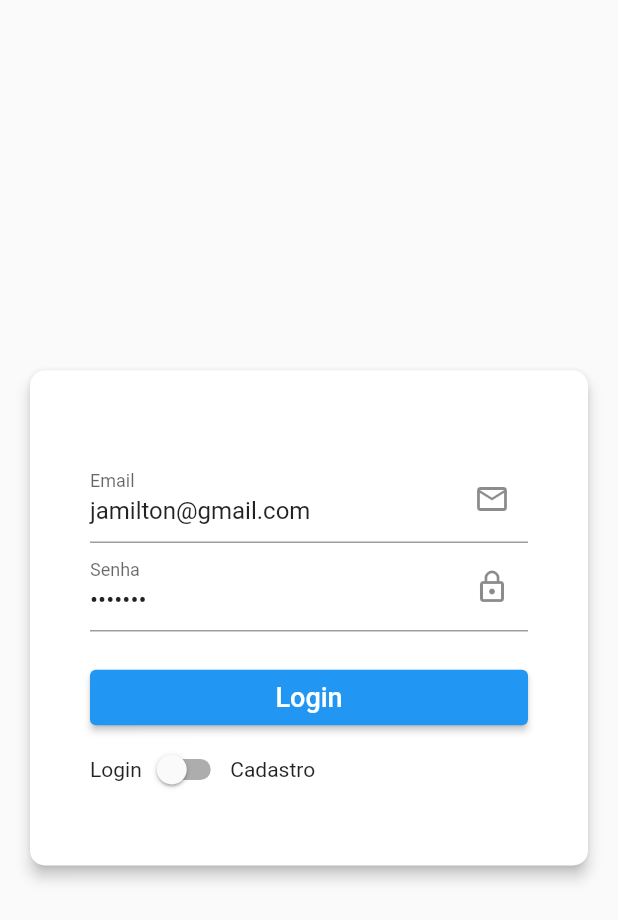
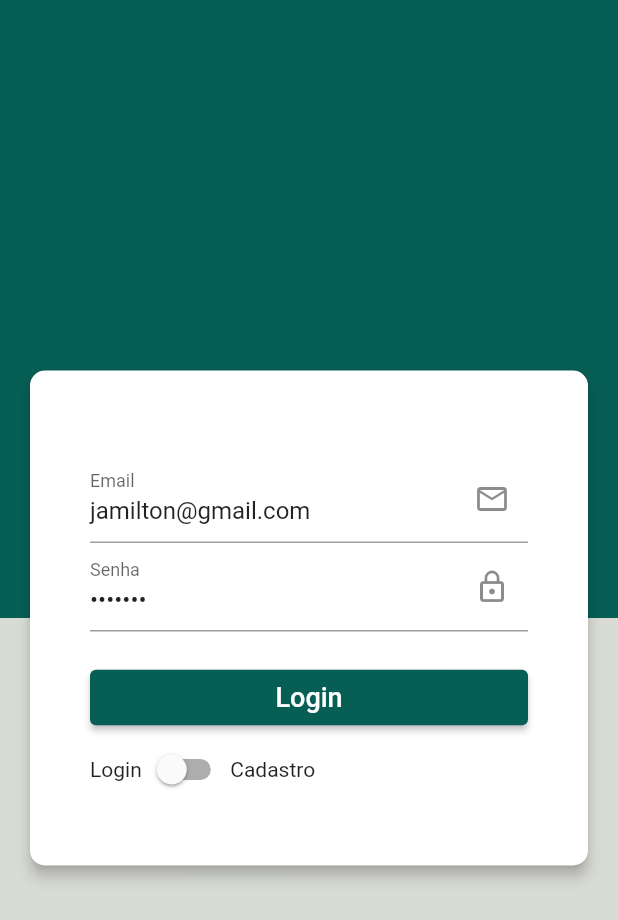
Before and after one commit to RemottelyResearch/whastappweb, a Flutter app: the screen it shows after launch, on a phone screen of 412 x 824 dp. Shown: the top 920 px of the screen. Run offline on Flutter 3.47's test engine with Material 2 defaults, Android fonts, the light colour scheme and no system bars; our stand-ins replace cached_network_image, cloud_firestore, file_picker, firebase_auth, firebase_core, firebase_storage and 1 more; accounts and stored records are empty.

Commit message:
adding layers and refactoring code to use english only

```diff
--- a/lib/core/paleta_cores.dart
+++ b/lib/core/app_colors.dart
@@ -1,6 +1,6 @@
 import 'package:flutter/material.dart';
 
-class PaletaCores {
+class AppColors {
   static const Color corPrimaria = Color(0xff075E54);
   static const Color corDestaque = Color(0xff25D366);
   static const Color corFundo = Color(0xffD9DBD5);
@@ -9,6 +9,6 @@ class PaletaCores {
 }
 
 final ThemeData temaPadrao = ThemeData(
-    primaryColor: PaletaCores.corPrimaria,
+    primaryColor: AppColors.corPrimaria,
     colorScheme:
-        ColorScheme.fromSwatch().copyWith(secondary: PaletaCores.corDestaque));
+        ColorScheme.fromSwatch().copyWith(secondary: AppColors.corDestaque));
--- a/lib/core/usuario.dart
+++ b/lib/core/infra/mappers/user_model.dart
@@ -1,10 +1,10 @@
-class Usuario {
+class UserModel {
   String idUsuario;
   String nome;
   String email;
   String urlImagem;
 
-  Usuario(
+  UserModel(
     this.idUsuario,
     this.nome,
     this.email, {
--- a/lib/main.dart
+++ b/lib/main.dart
@@ -1,16 +1,9 @@
 import 'package:firebase_core/firebase_core.dart';
 import 'package:flutter/material.dart';
 import 'package:flutter_modular/flutter_modular.dart';
-import 'package:whatsappweb/core/paleta_cores.dart';
 import 'package:whatsappweb/modules/app_module.dart';
 
 import 'modules/app_widget.dart';
-
-final ThemeData temaPadrao = ThemeData(
-    // TODO: COLOCAR EM OUTRO ARQUIVO
-    primaryColor: PaletaCores.corPrimaria,
-    colorScheme:
-        ColorScheme.fromSwatch().copyWith(secondary: PaletaCores.corDestaque));
 
 void main() async {
   WidgetsFlutterBinding.ensureInitialized();
--- a/lib/modules/app_widget.dart
+++ b/lib/modules/app_widget.dart
@@ -1,7 +1,7 @@
 import 'package:firebase_auth/firebase_auth.dart';
 import 'package:flutter/material.dart';
 import 'package:flutter_modular/flutter_modular.dart';
-import 'package:whatsappweb/core/paleta_cores.dart';
+import 'package:whatsappweb/core/app_colors.dart';
 
 class AppWidget extends StatelessWidget with WidgetsBindingObserver {
   const AppWidget({Key? key}) : super(key: key);
--- a/lib/modules/chat/mensagem.dart
+++ b/lib/modules/chat/infra/mappers/chat_message_model.dart
@@ -1,9 +1,9 @@
-class Mensagem {
+class ChatMessageModel {
   String idUsuario;
   String texto;
   String data;
 
-  Mensagem(
+  ChatMessageModel(
     this.idUsuario,
     this.texto,
     this.data,
--- a/lib/modules/chat/conversa.dart
+++ b/lib/modules/chat/infra/mappers/chat_model.dart
@@ -1,4 +1,4 @@
-class Conversa {
+class ChatModel {
   String idRemetente;
   String idDestinatario;
   String ultimaMensagem;
@@ -6,7 +6,7 @@ class Conversa {
   String emailDestinatario;
   String urlImagemDestinatario;
 
-  Conversa(
+  ChatModel(
     this.idRemetente,
     this.idDestinatario,
     this.ultimaMensagem,
--- a/lib/modules/login/login_view.dart
+++ b/lib/modules/login/login_page.dart
@@ -7,17 +7,17 @@ import 'package:firebase_auth/firebase_auth.dart';
 import 'package:firebase_storage/firebase_storage.dart';
 import 'package:flutter/material.dart';
 import 'package:flutter_modular/flutter_modular.dart';
-import 'package:whatsappweb/core/usuario.dart';
-import 'package:whatsappweb/uteis/paleta_cores.dart';
+import 'package:whatsappweb/core/app_colors.dart';
+import 'package:whatsappweb/core/infra/mappers/user_model.dart';
 
-class LoginView extends StatefulWidget {
-  const LoginView({Key? key}) : super(key: key);
+class LoginPage extends StatefulWidget {
+  const LoginPage({Key? key}) : super(key: key);
 
   @override
-  _LoginViewState createState() => _LoginViewState();
+  _LoginPageState createState() => _LoginPageState();
 }
 
-class _LoginViewState extends State<LoginView> {
+class _LoginPageState extends State<LoginPage> {
   TextEditingController _controllerNome =
       TextEditingController(text: "Jamilton Damasceno");
   TextEditingController _controllerEmail =
@@ -53,7 +53,7 @@ class _LoginViewState extends State<LoginView> {
     });
   }
 
-  _uploadImagem(Usuario usuario) {
+  _uploadImagem(UserModel usuario) {
     Uint8List? arquivoSelecionado = _arquivoImagemSelecionado;
     if (arquivoSelecionado != null) {
       Reference imagemPerfilRef =
@@ -94,7 +94,7 @@ class _LoginViewState extends State<LoginView> {
                 //Upload
                 String? idUsuario = auth.user?.uid;
                 if (idUsuario != null) {
-                  Usuario usuario = Usuario(idUsuario, nome, email);
+                  UserModel usuario = UserModel(idUsuario, nome, email);
                   _uploadImagem(usuario);
                 }
                 //print("Usuario cadastrado: $idUsuario");
@@ -129,7 +129,7 @@ class _LoginViewState extends State<LoginView> {
 
     return Scaffold(
       body: Container(
-        color: PaletaCores.corFundo,
+        color: AppColors.corFundo,
         width: larguraTela,
         height: alturaTela,
         child: Stack(
@@ -138,7 +138,7 @@ class _LoginViewState extends State<LoginView> {
                 child: Container(
               width: larguraTela,
               height: alturaTela * 0.5,
-              color: PaletaCores.corPrimaria,
+              color: AppColors.corPrimaria,
             )),
             Center(
               child: SingleChildScrollView(
@@ -234,7 +234,7 @@ class _LoginViewState extends State<LoginView> {
                                 _validarCampos();
                               },
                               style: ElevatedButton.styleFrom(
-                                  backgroundColor: PaletaCores.corPrimaria),
+                                  backgroundColor: AppColors.corPrimaria),
                               child: Padding(
                                 padding: EdgeInsets.symmetric(vertical: 8),
                                 child: Text(
```
Also changed, not shown: lib/core/conversa_provider.dart (deleted, +0 -13 lines), lib/core/domain/repositories/i_chat_repository.dart (added, +7 -0 lines), lib/core/infra/repositories/chat_repository.dart (added, +12 -0 lines), lib/modules/app_module.dart (+9 -9 lines), lib/modules/chat/presenter/components/messages_list_component.dart (renamed from lib/modules/chat/lista_mensagens.dart, +22 -22 lines), lib/modules/chat/presenter/pages/chat_page.dart (renamed from lib/modules/chat/mensagens_view.dart, +11 -11 lines), lib/modules/home/chats_list_tab.dart (renamed from lib/modules/home/lista_conversas.dart, +9 -8 lines), lib/modules/home/contacts_list_tab.dart (renamed from lib/modules/home/lista_contatos.dart, +12 -11 lines), lib/modules/home/home_page.dart (renamed from lib/modules/home/home_view.dart, +8 -8 lines).
